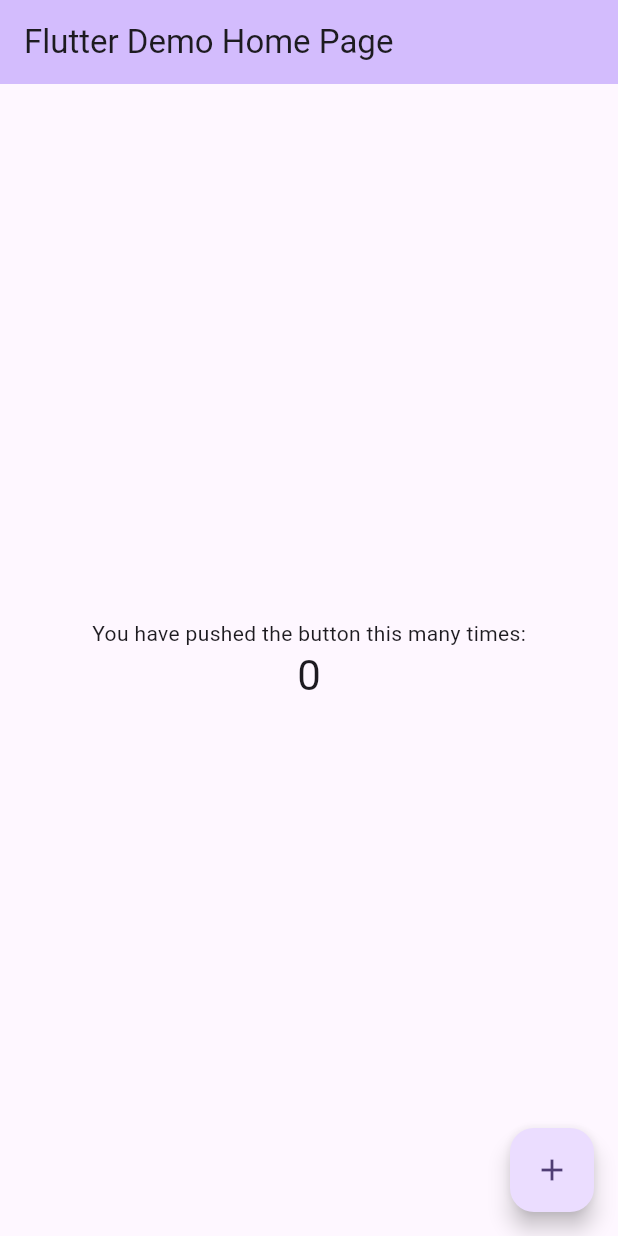
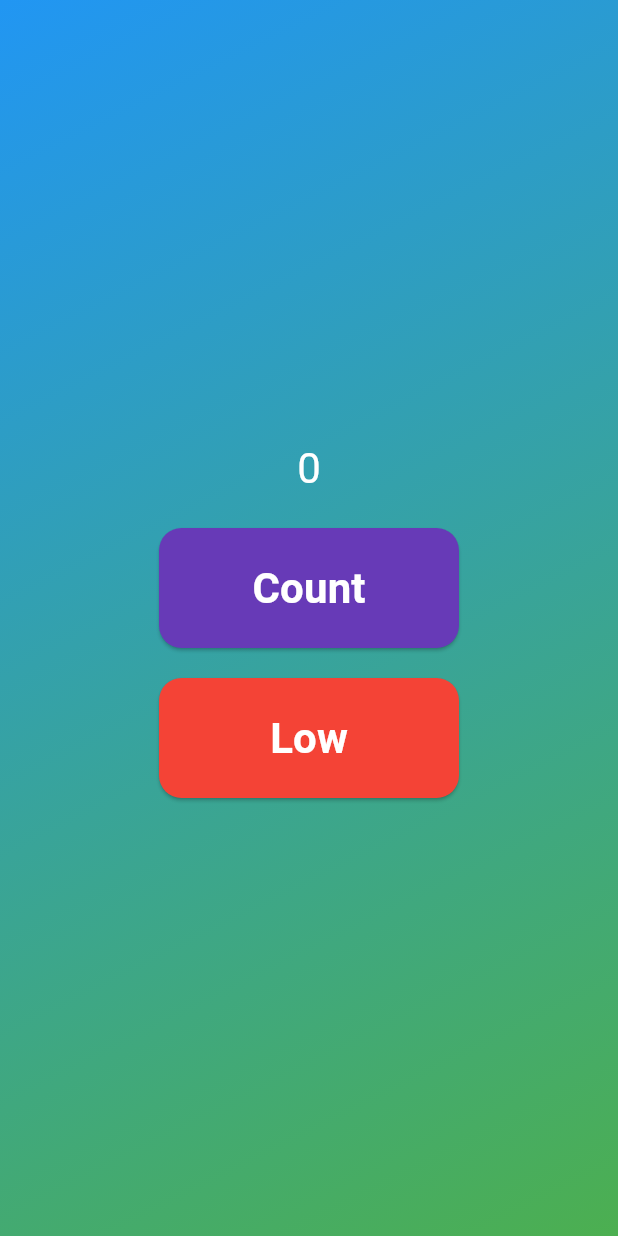
Before and after one commit to AzizParsa89/counter, a Flutter app: the screen it shows after launch, on a phone screen of 412 x 824 dp. Run offline on Flutter 3.47's test engine with Material 3 defaults, Android fonts, the phone set to English and light mode, and no system bars.

Commit message:
شمارنده ساده فلاتر
استفاده از StatefulWidget برای مدیریت حالت شمارنده
طراحی جذاب با استفاده از گرادیانت رنگی در پس‌زمینه
دکمه‌های سفارشی‌سازی شده با ظاهر مدرن و گوشه‌های گرد
استفاده از FittedBox برای اطمینان از نمایش صحیح متن دکمه‌ها
فاصله‌گذاری مناسب بین المان‌های رابط کاربری

```diff
--- /dev/null
+++ b/lib/HomeScreen.dart
@@ -0,0 +1,102 @@
+import "package:flutter/material.dart";
+
+class HomeScreen extends StatelessWidget {
+  HomeScreen({super.key});
+
+
+  @override
+  Widget build(context) {
+    return Container(
+      decoration: BoxDecoration(
+        gradient: LinearGradient(
+          colors: [Colors.blue, Colors.green],
+          begin: Alignment.topLeft,
+          end: Alignment.bottomRight,
+        )
+      ),
+      child: Center(
+        child:NumCounter() ,
+      )
+    );
+  }
+}
+
+class NumCounter extends StatefulWidget {
+  const NumCounter({super.key});
+  @override
+  _NumCounterState createState() => _NumCounterState();
+}
+class _NumCounterState extends State<NumCounter>{
+  var currentnumber = 0;
+  void count() {
+    setState(() {
+      currentnumber++;
+    });
+  }
+  void lowcount() {
+    setState(() {
+      currentnumber--;
+    });
+  }
+  @override
+  Widget build(context) {
+    return Column(
+          mainAxisSize: MainAxisSize.min,
+          children: [
+            Text(
+              "$currentnumber",
+              style: TextStyle(
+                fontSize: 28,
+                color: Colors.white
+              ),
+            ),
+            SizedBox(height: 20),
+            ElevatedButton(
+              onPressed: count,
+              style: ElevatedButton.styleFrom(
+                backgroundColor: Colors.deepPurple,
+                padding: EdgeInsets.symmetric(horizontal: 40, vertical: 20),
+                shape: RoundedRectangleBorder(
+                  borderRadius: BorderRadius.circular(15),
+                ),
+                minimumSize: Size(200, 60), // حداقل اندازه دکمه
+              ),
+              child: FittedBox(
+                fit: BoxFit.scaleDown,
+                child: Text(
+                  "Count",
+                  style: TextStyle(
+                    fontSize: 28,
+                    color: Colors.white,
+                    fontWeight: FontWeight.bold,
+                  ),
+                ),
+              ),
+            ),
+            SizedBox(height: 20),
+            ElevatedButton(
+              onPressed: lowcount,
+              style: ElevatedButton.styleFrom(
+                backgroundColor: Colors.red,
+                padding: EdgeInsets.symmetric(horizontal: 40, vertical: 20),
+                shape: RoundedRectangleBorder(
+                  borderRadius: BorderRadius.circular(15),
+                ),
+                minimumSize: Size(200, 60), // حداقل اندازه دکمه
+              ),
+              child: FittedBox(
+                fit: BoxFit.scaleDown,
+                child: Text(
+                  "Low",
+                  style: TextStyle(
+                    fontSize: 28,
+                    color: Colors.white,
+                    fontWeight: FontWeight.bold,
+                  ),
+                ),
+              ),
+            )
+          ],
+        ) ;
+  }
+}
--- a/lib/main.dart
+++ b/lib/main.dart
@@ -1,122 +1,12 @@
-import 'package:flutter/material.dart';
+import "package:flutter/material.dart";
+import 'package:counter/HomeScreen.dart';
 
-void main() {
-  runApp(const MyApp());
+void main(){
+  runApp(
+    MaterialApp(
+      home: Scaffold(
+        body: HomeScreen(),
+      ),
+    )
+  );
 }
-
-class MyApp extends StatelessWidget {
-  const MyApp({super.key});
-
-  // This widget is the root of your application.
-  @override
-  Widget build(BuildContext context) {
-    return MaterialApp(
-      title: 'Flutter Demo',
-      theme: ThemeData(
-        // This is the theme of your application.
-        //
-        // TRY THIS: Try running your application with "flutter run". You'll see
-        // the application has a purple toolbar. Then, without quitting the app,
-        // try changing the seedColor in the colorScheme below to Colors.green
-        // and then invoke "hot reload" (save your changes or press the "hot
-        // reload" button in a Flutter-supported IDE, or press "r" if you used
-        // the command line to start the app).
-        //
-        // Notice that the counter didn't reset back to zero; the application
-        // state is not lost during the reload. To reset the state, use hot
-        // restart instead.
-        //
-        // This works for code too, not just values: Most code changes can be
-        // tested with just a hot reload.
-        colorScheme: ColorScheme.fromSeed(seedColor: Colors.deepPurple),
-      ),
-      home: const MyHomePage(title: 'Flutter Demo Home Page'),
-    );
-  }
-}
-
-class MyHomePage extends StatefulWidget {
-  const MyHomePage({super.key, required this.title});
-
-  // This widget is the home page of your application. It is stateful, meaning
-  // that it has a State object (defined below) that contains fields that affect
-  // how it looks.
-
-  // This class is the configuration for the state. It holds the values (in this
-  // case the title) provided by the parent (in this case the App widget) and
-  // used by the build method of the State. Fields in a Widget subclass are
-  // always marked "final".
-
-  final String title;
-
-  @override
-  State<MyHomePage> createState() => _MyHomePageState();
-}
-
-class _MyHomePageState extends State<MyHomePage> {
-  int _counter = 0;
-
-  void _incrementCounter() {
-    setState(() {
-      // This call to setState tells the Flutter framework that something has
-      // changed in this State, which causes it to rerun the build method below
-      // so that the display can reflect the updated values. If we changed
-      // _counter without calling setState(), then the build method would not be
-      // called again, and so nothing would appear to happen.
-      _counter++;
-    });
-  }
-
-  @override
-  Widget build(BuildContext context) {
-    // This method is rerun every time setState is called, for instance as done
-    // by the _incrementCounter method above.
-    //
-    // The Flutter framework has been optimized to make rerunning build methods
-    // fast, so that you can just rebuild anything that needs updating rather
-    // than having to individually change instances of widgets.
-    return Scaffold(
-      appBar: AppBar(
-        // TRY THIS: Try changing the color here to a specific color (to
-        // Colors.amber, perhaps?) and trigger a hot reload to see the AppBar
-        // change color while the other colors stay the same.
-        backgroundColor: Theme.of(context).colorScheme.inversePrimary,
-        // Here we take the value from the MyHomePage object that was created by
-        // the App.build method, and use it to set our appbar title.
-        title: Text(widget.title),
-      ),
-      body: Center(
-        // Center is a layout widget. It takes a single child and positions it
-        // in the middle of the parent.
-        child: Column(
-          // Column is also a layout widget. It takes a list of children and
-          // arranges them vertically. By default, it sizes itself to fit its
-          // children horizontally, and tries to be as tall as its parent.
-          //
-          // Column has various properties to control how it sizes itself and
-          // how it positions its children. Here we use mainAxisAlignment to
-          // center the children vertically; the main axis here is the vertical
-          // axis because Columns are vertical (the cross axis would be
-          // horizontal).
-          //
-          // TRY THIS: Invoke "debug painting" (choose the "Toggle Debug Paint"
-          // action in the IDE, or press "p" in the console), to see the
-          // wireframe for each widget.
-          mainAxisAlignment: MainAxisAlignment.center,
-          children: <Widget>[
-            const Text('You have pushed the button this many times:'),
-            Text(
-              '$_counter',
-              style: Theme.of(context).textTheme.headlineMedium,
-            ),
-          ],
-        ),
-      ),
-      floatingActionButton: FloatingActionButton(
-        onPressed: _incrementCounter,
-        tooltip: 'Increment',
-        child: const Icon(Icons.add),
-      ), // This trailing comma makes auto-formatting nicer for build methods.
-    );
-  }
-}
```
Also changed, not shown: 1 other file.
